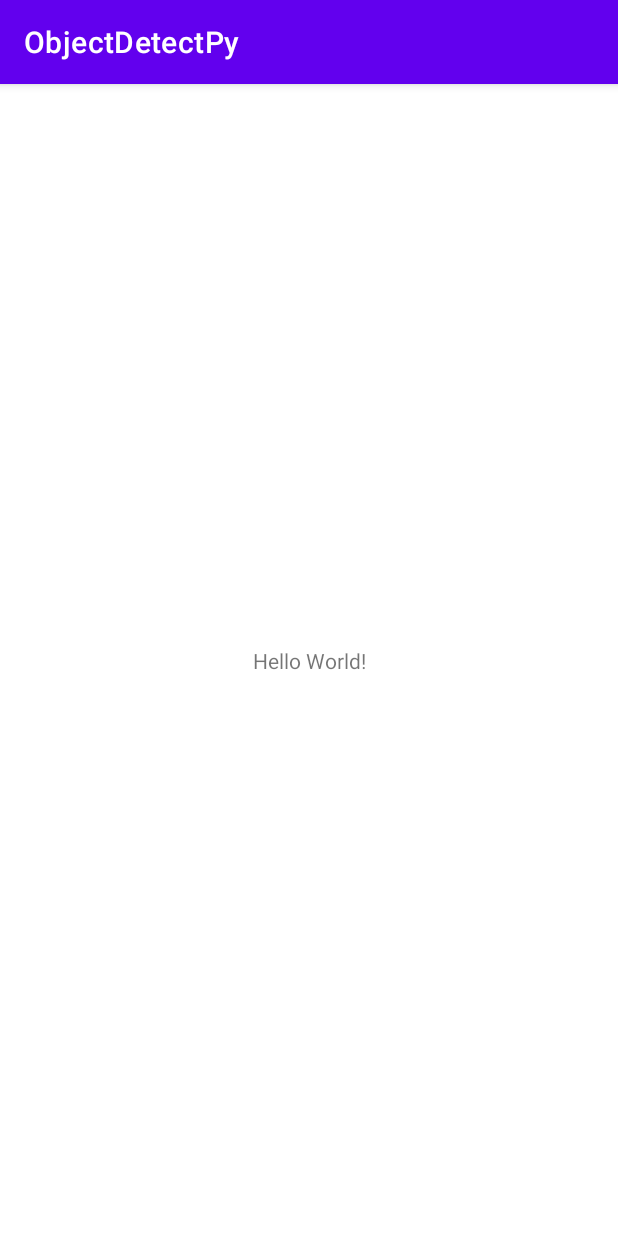
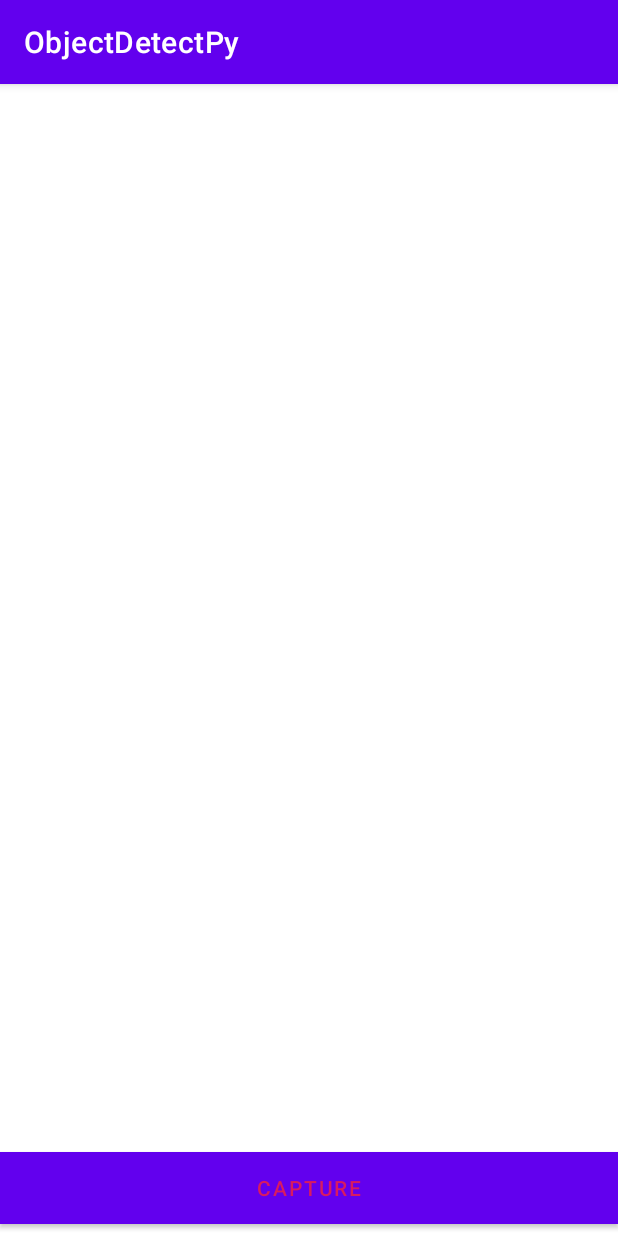
Before and after one commit to larissapessoa/ObjectDetect, an Android app: the screen it shows after launch (MainActivity), on a phone screen of 412 x 824 dp. Run offline under Robolectric (Android 15) with nearby library versions, the phone set to English and light mode, and no system bars.

Commit message:
adding a basic UI

```diff
--- a/app/src/main/res/layout/activity_main.xml
+++ b/app/src/main/res/layout/activity_main.xml
@@ -6,13 +6,30 @@
     android:layout_height="match_parent"
     tools:context=".MainActivity">
 
-    <TextView
-        android:layout_width="wrap_content"
+    <Button
+        android:id="@+id/capture_btn"
+        android:layout_width="match_parent"
         android:layout_height="wrap_content"
-        android:text="Hello World!"
+        android:layout_gravity="bottom"
+        android:background="@color/cardview_light_background"
+        android:orientation="vertical"
+        android:text="capture"
+        android:textColor="#D81B60"
         app:layout_constraintBottom_toBottomOf="parent"
-        app:layout_constraintEnd_toEndOf="parent"
-        app:layout_constraintStart_toStartOf="parent"
-        app:layout_constraintTop_toTopOf="parent" />
+        app:layout_constraintTop_toBottomOf="@+id/result_image"
+        app:layout_constraintVertical_bias="0.5"
+        tools:ignore="MissingConstraints"
+        tools:layout_editor_absoluteX="0dp" />
+
+    <ImageView
+        android:id="@+id/result_image"
+        android:layout_width="match_parent"
+        android:layout_height="match_parent"
+        android:layout_below="@id/capture_btn"
+        android:layout_marginBottom="64dp"
+        app:layout_constraintBottom_toBottomOf="parent"
+        app:layout_constraintTop_toTopOf="parent"
+        app:layout_constraintVertical_bias="0.0"
+        tools:layout_editor_absoluteX="0dp" />
 
 </androidx.constraintlayout.widget.ConstraintLayout>
```
